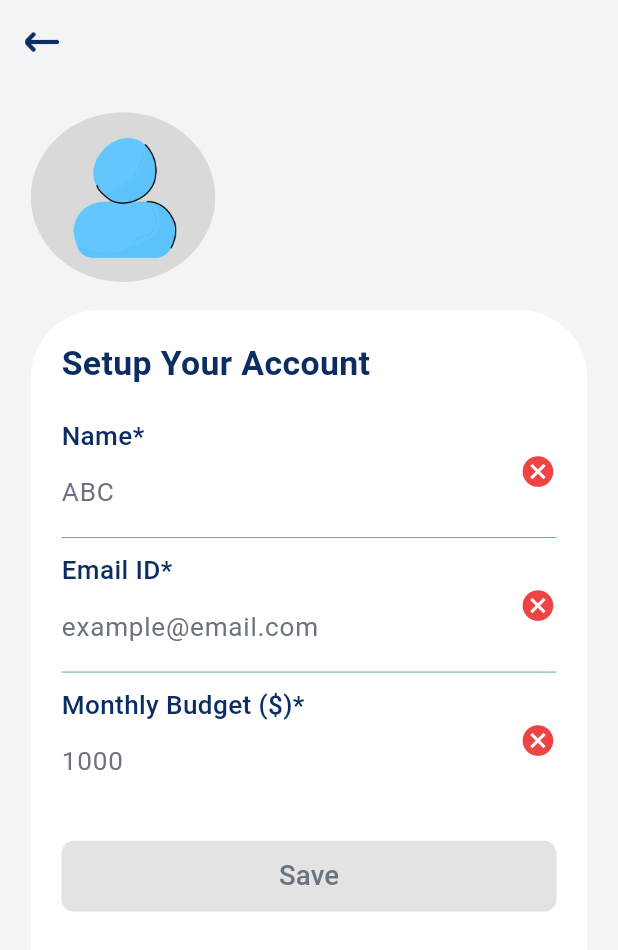
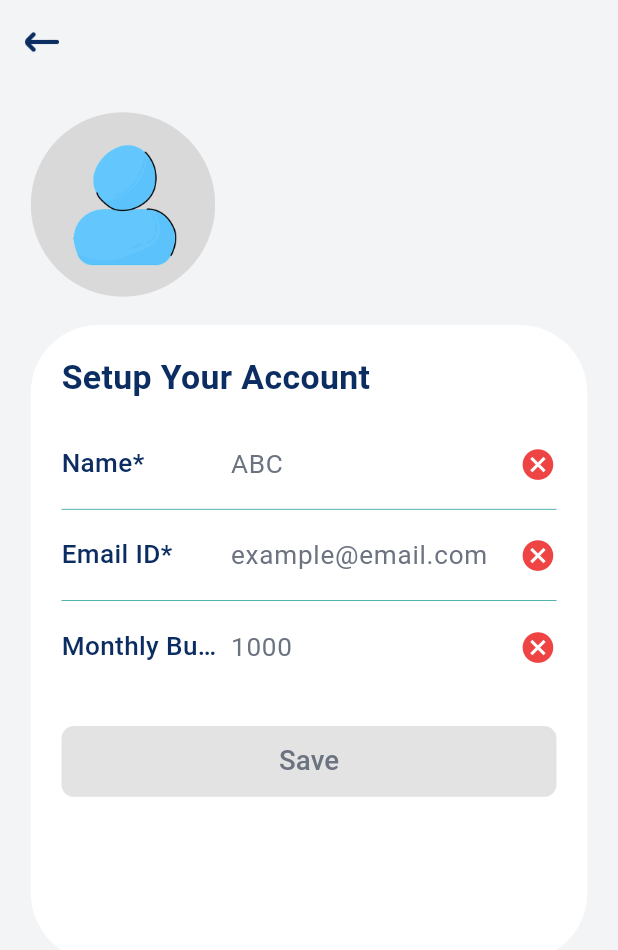
Before and after one commit to CSSE6400/2025_P1_ExpenseFlow, a Flutter app: the screen it shows after launch, after a tap on "Log In", on a phone screen of 412 x 824 dp. Shown: the top 950 px of the screen. Run offline on Flutter 3.47's test engine with Material 3 defaults, Android fonts, the phone set to English and light mode, and no system bars; our stand-ins replace google_fonts.

Commit message:
Profile Setup Screen (11/n) - Changes to General Field, Elements in Sub-Rectangle are Centrally Aligned, & the Avatar Icon's Aspect Ratio is Fixed

```diff
--- a/ui/lib/common/fields/general_field.dart
+++ b/ui/lib/common/fields/general_field.dart
@@ -7,7 +7,14 @@ import 'package:google_fonts/google_fonts.dart';
 import '../../../../../common/color_palette.dart';
 import '../../../../../common/proportional_sizes.dart';
 
-// Custom field for user input.
+enum InputRuleType {
+  noSpaces,
+  numericOnly,
+  decimalWithTwoPlaces,
+  lettersOnly,
+}
+
+/// Custom field for user input.
 /// This widget is used to create a general input field with validation
 /// and optional status icons. It is designed to be reusable across different screens.
 class GeneralField extends StatefulWidget {
@@ -22,6 +29,9 @@ class GeneralField extends StatefulWidget {
 
   /// Whether to show a check/cross icon
   final bool showStatusIcon;
+
+  /// Function to validate the input
+  final List<InputRuleType>? inputRules;
 
   /// Rule to decide if input is valid
   final bool Function(String value)? validationRule;
@@ -40,6 +50,7 @@ class GeneralField extends StatefulWidget {
     this.showStatusIcon = false,
     this.validationRule,
     this.isEditable = true,
+    this.inputRules,
     this.onValidityChanged,
   });
 
@@ -50,6 +61,7 @@ class GeneralField extends StatefulWidget {
 class GeneralFieldState extends State<GeneralField> {
   late TextEditingController _controller;
   bool _isValid = false;
+  bool isLabelExpanded = false;
 
   /// Initializes the TextEditingController and sets up a listener to update validation
   /// status based on the input text.
@@ -92,17 +104,33 @@ class GeneralFieldState extends State<GeneralField> {
   }
 
   /// Returns input formatter based on the field's label
-  List<TextInputFormatter>? _getInputFormatters() {
-    final labelLower = widget.label.toLowerCase();
+    List<TextInputFormatter>? _buildInputFormatters() {
+    if (widget.inputRules == null) return null;
 
-    if (labelLower.contains('username')) {
-      return [FilteringTextInputFormatter.deny(RegExp(r'\s'))]; // disallow spaces
-    } else if (labelLower.contains('budget')) {
-      return [
-        FilteringTextInputFormatter.allow(RegExp(r'^\d+\.?\d{0,2}')), // allow decimals
-      ];
+    List<TextInputFormatter> formatters = [];
+
+    for (final rule in widget.inputRules!) {
+      switch (rule) {
+        case InputRuleType.noSpaces:
+          formatters.add(FilteringTextInputFormatter.deny(RegExp(r'\s')));
+          break;
+        case InputRuleType.numericOnly:
+          formatters.add(FilteringTextInputFormatter.digitsOnly);
+          break;
+        case InputRuleType.decimalWithTwoPlaces:
+          formatters.add(
+            FilteringTextInputFormatter.allow(RegExp(r'^\d+\.?\d{0,2}')),
+          );
+          break;
+        case InputRuleType.lettersOnly:
+          formatters.add(
+            FilteringTextInputFormatter.allow(RegExp(r'[a-zA-Z ]')),
+          );
+          break;
       }
-    return null; // no restrictions
+    }
+
+    return formatters;
   }
 
   @override
@@ -125,31 +153,40 @@ class GeneralFieldState extends State<GeneralField> {
         vertical: proportionalSizes.scaleHeight(10),
       ),
       child: Row(
+        crossAxisAlignment: CrossAxisAlignment.center,
         children: [
-          Expanded(
-            child: Column(
-              crossAxisAlignment: CrossAxisAlignment.start,
-              children: [
-                // Label
-                Text(
+          // Label aligned to the left
+          GestureDetector(
+            onTap: () {
+              setState(() {
+                isLabelExpanded = !isLabelExpanded;
+              });
+            },
+            child: SizedBox(
+              width: proportionalSizes.scaleWidth(110),
+              child: Text(
                 widget.label,
+                maxLines: isLabelExpanded ? null : 1,
+                overflow: isLabelExpanded ? TextOverflow.visible : TextOverflow.ellipsis,
                 style: GoogleFonts.roboto(
                   fontSize: proportionalSizes.scaleText(17),
                   fontWeight: FontWeight.w500,
-                    color: labelColor
+                  color: labelColor,
                 ),
               ),
-                SizedBox(height: proportionalSizes.scaleHeight(4)),
-                // Input field
-                TextField(
+            ),
+          ),
+
+          // TextField fills remaining horizontal space
+          Expanded(
+            child: TextField(
               controller: _controller,
               readOnly: !widget.isEditable,
-                  inputFormatters: _getInputFormatters(),
+              inputFormatters: _buildInputFormatters(),
               style: GoogleFonts.roboto(
                 fontSize: proportionalSizes.scaleText(17),
-                    color: labelColor,
+                color: widget.isEditable ? labelColor : Colors.grey[600],
               ),
-                  // Hint Text
               decoration: InputDecoration(
                 isDense: true,
                 contentPadding: const EdgeInsets.symmetric(vertical: 8),
@@ -161,8 +198,6 @@ class GeneralFieldState extends State<GeneralField> {
                 ),
               ),
               cursorColor: Colors.blue,
-                ),
-              ],
             ),
           ),
 
--- a/ui/lib/screens/profile_setup_screen/elements/profile_setup_screen_avatar_icon.dart
+++ b/ui/lib/screens/profile_setup_screen/elements/profile_setup_screen_avatar_icon.dart
@@ -17,15 +17,10 @@ class ProfileSetupScreenAvatarIcon extends StatelessWidget {
 
     return Stack(
       children: [
-        SizedBox(
-          width: proportionalSizes.scaleWidth(120),
-          height: proportionalSizes.scaleHeight(120),
-          child: ClipOval(
-            child: Image.asset(
-              'assets/stickers/user.png',
-              fit: BoxFit.cover,
-            ),
-          ),
+        CircleAvatar(
+          radius: proportionalSizes.scaleWidth(60),
+          backgroundImage: AssetImage('assets/stickers/user.png'),
+          backgroundColor: Colors.transparent,
         ),
 
         // An Icon to indicate the user can change the avatar can be added here
--- a/ui/lib/screens/profile_setup_screen/elements/profile_setup_screen_sub_rectangle.dart
+++ b/ui/lib/screens/profile_setup_screen/elements/profile_setup_screen_sub_rectangle.dart
@@ -72,10 +72,12 @@ class _ProfileSetupScreenSubRectangleState
       ),
       child: SingleChildScrollView(
         child: Column(
-          crossAxisAlignment: CrossAxisAlignment.start,
+          crossAxisAlignment: CrossAxisAlignment.center,
           children: [
             // Heading text
-            Text(
+            Align(
+              alignment: Alignment.centerLeft,
+              child: Text(
                 'Setup Your Account',
                 style: GoogleFonts.roboto(
                   fontSize: proportionalSizes.scaleText(22),
@@ -83,6 +85,7 @@ class _ProfileSetupScreenSubRectangleState
                   color: widget.isDarkMode
                       ? ColorPalette.primaryTextDark
                       : ColorPalette.primaryText,
+                ),
               ),
             ),
             SizedBox(height: proportionalSizes.scaleHeight(12)),
@@ -94,6 +97,7 @@ class _ProfileSetupScreenSubRectangleState
               isDarkMode: widget.isDarkMode,
               isEditable: true,
               showStatusIcon: true,
+              inputRules: [InputRuleType.lettersOnly],
               validationRule: (value) {
                 final nameRegex = RegExp(r"^[A-Za-z ]+$");
                 return nameRegex.hasMatch(value.trim());
@@ -125,6 +129,7 @@ class _ProfileSetupScreenSubRectangleState
               isDarkMode: widget.isDarkMode,
               isEditable: true,
               showStatusIcon: true,
+              inputRules: [InputRuleType.decimalWithTwoPlaces],
               validationRule: (value) {
                 final number = double.tryParse(value.trim());
                 return number != null && number > 0;
```
Lines whose indentation alone changed are shown as unchanged.
